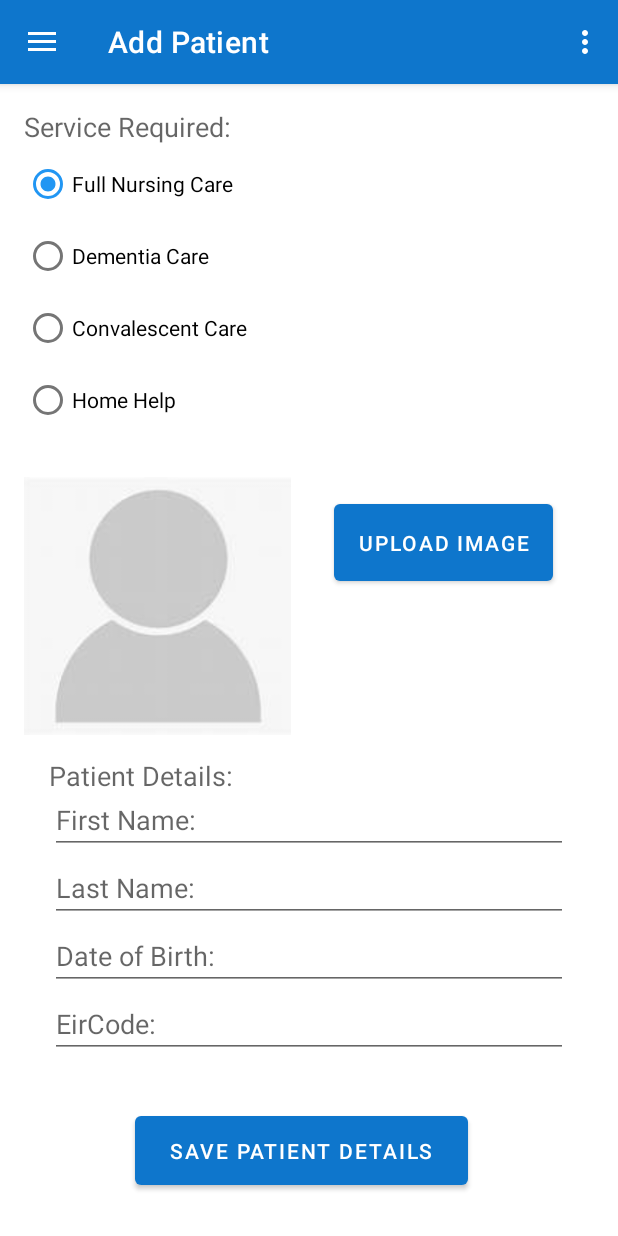
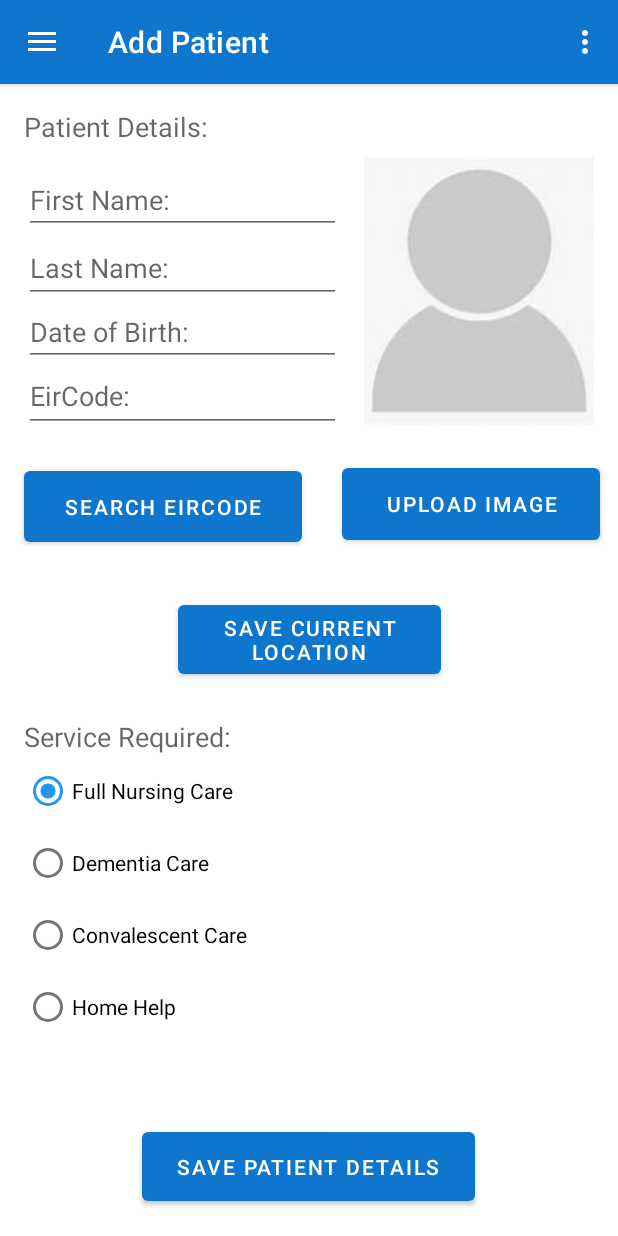
Before and after one commit to emanlapaz/communihealthV2, an Android app: the screen it shows after launch once a user with an empty profile is signed in (Home), after a tap on "Add Patient", on a phone screen of 412 x 824 dp. Run offline under Robolectric (Android 15) with nearby library versions, the light colour scheme and no system bars; our stand-ins replace Firebase (no records; nobody signed in at launch, a user with empty details on screens opened directly), Picasso, Timber, navigation-ui; libraries missing offline, so code that uses them is left out: com.makeramen.roundedimageview; pictures from the network do not load.

Commit message:
Eircode geocoding implemented

```diff
--- a/app/src/main/java/com/mobile/communihealthv2/adapters/PatientAdapter.kt
+++ b/app/src/main/java/com/mobile/communihealthv2/adapters/PatientAdapter.kt
@@ -29,7 +29,7 @@ class PatientAdapter constructor( private var patients: ArrayList<PatientModel>,
     }
 
     fun removeAt(position: Int) {
-      patients.removeAt(position)
+        patients.removeAt(position)
         notifyItemRemoved(position)
     }
 
--- a/app/src/main/java/com/mobile/communihealthv2/ui/map/MapsFragment.kt
+++ b/app/src/main/java/com/mobile/communihealthv2/ui/map/MapsFragment.kt
@@ -89,7 +89,7 @@ class MapsFragment : Fragment() {
                     BitmapDescriptorFactory.HUE_RED
 
                 mapsViewModel.map.addMarker(
-                    MarkerOptions().position(LatLng(it.latitude, it.longitude))
+                    MarkerOptions().position(LatLng(it.latitude!!, it.longitude!!))
                         .title("${it.firstName} ${it.lastName}")
                         .snippet("${it.category} ${it.eircode}")
                         .icon(
--- a/app/src/main/java/com/mobile/communihealthv2/ui/patient/PatientViewModel.kt
+++ b/app/src/main/java/com/mobile/communihealthv2/ui/patient/PatientViewModel.kt
@@ -30,4 +30,5 @@ class PatientViewModel : ViewModel() {
         _selectedImageUri.value = uri
         // Additional processing if needed
     }
+
 }
--- a/app/src/main/res/layout/fragment_patient.xml
+++ b/app/src/main/res/layout/fragment_patient.xml
@@ -14,7 +14,7 @@
         android:layout_height="wrap_content"
         android:layout_alignParentStart="true"
         android:layout_marginStart="8dp"
-        android:layout_marginTop="8dp"
+        android:layout_marginTop="11dp"
         android:layout_marginEnd="8dp"
         android:layout_marginBottom="8dp"
         android:text="@string/communihealthSubtitle"
@@ -23,13 +23,13 @@
         app:layout_constraintEnd_toEndOf="parent"
         app:layout_constraintHorizontal_bias="0.031"
         app:layout_constraintStart_toStartOf="parent"
-        app:layout_constraintTop_toTopOf="parent"
-        app:layout_constraintVertical_bias="0.011" />
+        app:layout_constraintTop_toBottomOf="@+id/uploadLocationButton"
+        app:layout_constraintVertical_bias="0.037" />
 
     <TextView
         android:id="@+id/patientDetails"
-        android:layout_width="149dp"
-        android:layout_height="42dp"
+        android:layout_width="145dp"
+        android:layout_height="41dp"
         android:layout_alignParentStart="true"
         android:layout_marginStart="8dp"
         android:layout_marginTop="8dp"
@@ -39,10 +39,27 @@
         android:textAppearance="?android:attr/textAppearanceMedium"
         app:layout_constraintBottom_toBottomOf="parent"
         app:layout_constraintEnd_toEndOf="parent"
-        app:layout_constraintHorizontal_bias="0.101"
+        app:layout_constraintHorizontal_bias="0.032"
         app:layout_constraintStart_toStartOf="parent"
         app:layout_constraintTop_toTopOf="parent"
-        app:layout_constraintVertical_bias="0.621" />
+        app:layout_constraintVertical_bias="0.011" />
+
+    <Button
+        android:id="@+id/searchEircode"
+        android:layout_width="185dp"
+        android:layout_height="59dp"
+        android:layout_alignParentBottom="true"
+        android:layout_centerHorizontal="true"
+        android:layout_marginStart="8dp"
+        android:layout_marginEnd="8dp"
+        android:layout_marginBottom="8dp"
+        android:text="@string/searchEircodeButton"
+        app:layout_constraintBottom_toBottomOf="parent"
+        app:layout_constraintEnd_toEndOf="parent"
+        app:layout_constraintHorizontal_bias="0.038"
+        app:layout_constraintStart_toStartOf="parent"
+        app:layout_constraintTop_toBottomOf="@+id/eircode"
+        app:layout_constraintVertical_bias="0.043" />
 
     <Button
         android:id="@+id/savePatientButton"
@@ -57,11 +74,10 @@
         android:text="@string/savePatientButton"
         app:layout_constraintBottom_toBottomOf="parent"
         app:layout_constraintEnd_toEndOf="parent"
-        app:layout_constraintHorizontal_bias="0.473"
+        app:layout_constraintHorizontal_bias="0.497"
         app:layout_constraintStart_toStartOf="parent"
         app:layout_constraintTop_toTopOf="parent"
-        app:layout_constraintVertical_bias="0.971" />
-
+        app:layout_constraintVertical_bias="0.987" />
 
     <RadioGroup
         android:id="@+id/category"
@@ -69,12 +85,13 @@
         android:layout_height="206dp"
         android:layout_below="@+id/communihealthSubtitle"
         android:layout_alignParentStart="true"
+        android:layout_marginTop="48dp"
         app:layout_constraintBottom_toBottomOf="parent"
         app:layout_constraintEnd_toEndOf="parent"
         app:layout_constraintHorizontal_bias="0.47"
         app:layout_constraintStart_toStartOf="parent"
-        app:layout_constraintTop_toTopOf="parent"
-        app:layout_constraintVertical_bias="0.076">
+        app:layout_constraintTop_toBottomOf="@+id/uploadLocationButton"
+        app:layout_constraintVertical_bias="0.0">
 
         <RadioButton
             android:id="@+id/fullcare"
@@ -107,68 +124,86 @@
 
     <ImageView
         android:id="@+id/patientImageView"
-        android:layout_width="178dp"
-        android:layout_height="172dp"
+        android:layout_width="153dp"
+        android:layout_height="179dp"
         android:scaleType="centerCrop"
         android:src="@drawable/profile"
         app:layout_constraintBottom_toBottomOf="parent"
         app:layout_constraintEnd_toEndOf="parent"
-        app:layout_constraintHorizontal_bias="0.068"
+        app:layout_constraintHorizontal_bias="0.937"
         app:layout_constraintStart_toStartOf="parent"
         app:layout_constraintTop_toTopOf="parent"
-        app:layout_constraintVertical_bias="0.44" />
+        app:layout_constraintVertical_bias="0.081" />
 
     <Button
         android:id="@+id/uploadImageButton"
-        android:layout_width="146dp"
-        android:layout_height="63dp"
+        android:layout_width="172dp"
+        android:layout_height="60dp"
+        android:layout_marginTop="18dp"
         android:text="@string/patientImgButton"
         app:layout_constraintBottom_toBottomOf="parent"
         app:layout_constraintEnd_toEndOf="parent"
-        app:layout_constraintHorizontal_bias="0.837"
+        app:layout_constraintHorizontal_bias="0.949"
         app:layout_constraintStart_toStartOf="parent"
-        app:layout_constraintTop_toTopOf="parent"
-        app:layout_constraintVertical_bias="0.389" />
+        app:layout_constraintTop_toBottomOf="@+id/eircode"
+        app:layout_constraintVertical_bias="0.0" />
+
+    <Button
+        android:id="@+id/uploadLocationButton"
+        android:layout_width="175dp"
+        android:layout_height="58dp"
+        android:layout_marginTop="31dp"
+        android:text="@string/uploadLocation"
+        app:layout_constraintBottom_toBottomOf="parent"
+        app:layout_constraintEnd_toEndOf="parent"
+        app:layout_constraintStart_toStartOf="parent"
+        app:layout_constraintTop_toBottomOf="@+id/uploadImageButton"
+        app:layout_constraintVertical_bias="0.0" />
 
     <EditText
         android:id="@+id/firstName"
-        android:layout_width="345dp"
-        android:layout_height="45dp"
-        android:layout_marginTop="468dp"
+        android:layout_width="211dp"
+        android:layout_height="44dp"
+        android:layout_marginTop="56dp"
         android:hint="@string/firstName"
         android:textAppearance="@android:style/TextAppearance.Material.Medium"
         app:layout_constraintEnd_toEndOf="parent"
+        app:layout_constraintHorizontal_bias="0.08"
         app:layout_constraintStart_toStartOf="parent"
         app:layout_constraintTop_toTopOf="parent" />
 
     <EditText
         android:id="@+id/lastName"
-        android:layout_width="345dp"
-        android:layout_height="45dp"
+        android:layout_width="211dp"
+        android:layout_height="46dp"
         android:hint="@string/lastName"
         android:textAppearance="@android:style/TextAppearance.Material.Medium"
-        app:layout_constraintTop_toBottomOf="@+id/firstName"
+        app:layout_constraintEnd_toEndOf="parent"
+        app:layout_constraintHorizontal_bias="0.08"
         app:layout_constraintStart_toStartOf="parent"
-        app:layout_constraintEnd_toEndOf="parent"/>
+        app:layout_constraintTop_toBottomOf="@+id/firstName" />
 
     <EditText
         android:id="@+id/birthDate"
-        android:layout_width="345dp"
-        android:layout_height="45dp"
+        android:layout_width="211dp"
+        android:layout_height="42dp"
         android:hint="@string/birthdate"
         android:textAppearance="@android:style/TextAppearance.Material.Medium"
-        app:layout_constraintTop_toBottomOf="@+id/lastName"
+        app:layout_constraintEnd_toEndOf="parent"
+        app:layout_constraintHorizontal_bias="0.079"
         app:layout_constraintStart_toStartOf="parent"
-        app:layout_constraintEnd_toEndOf="parent"/>
+        app:layout_constraintTop_toBottomOf="@+id/lastName" />
 
     <EditText
         android:id="@+id/eircode"
-        android:layout_width="345dp"
-        android:layout_height="45dp"
+        android:layout_width="211dp"
+        android:layout_height="48dp"
+        android:layout_marginTop="184dp"
         android:hint="@string/eircode"
         android:textAppearance="@android:style/TextAppearance.Material.Medium"
-        app:layout_constraintTop_toBottomOf="@+id/birthDate"
+        app:layout_constraintEnd_toEndOf="parent"
+        app:layout_constraintHorizontal_bias="0.08"
         app:layout_constraintStart_toStartOf="parent"
-        app:layout_constraintEnd_toEndOf="parent"/>
+        app:layout_constraintTop_toTopOf="parent" />
 
 </androidx.constraintlayout.widget.ConstraintLayout>
--- a/app/src/main/res/values/strings.xml
+++ b/app/src/main/res/values/strings.xml
@@ -65,4 +65,6 @@
 
     <string name="default_web_client_id">974261957589-deqhm60cmistjdvvet489efopd3gb9mr.apps.googleusercontent.com</string>
     <string name="mapApi">AIzaSyCwCF_qNoUb30tb6PFeXzfEbqfrIkZKI8Y</string>
+    <string name="uploadLocation">Save Current Location</string>
+    <string name="searchEircodeButton">Search Eircode</string>
 </resources>
```
Also changed, not shown: app/src/main/java/com/mobile/communihealthv2/firebase/FirebaseDBManager.kt (+21 -53 lines), app/src/main/java/com/mobile/communihealthv2/firebase/FirebaseImageManager.kt (+6 -55 lines), app/src/main/java/com/mobile/communihealthv2/models/PatientModel.kt (+3 -4 lines), app/src/main/java/com/mobile/communihealthv2/ui/patient/PatientFragment.kt (+56 -14 lines), app/src/main/java/com/mobile/communihealthv2/utils/Geocoding.kt (added, +35 -0 lines), app/src/main/res/layout/card_patientlist.xml (indentation only).
